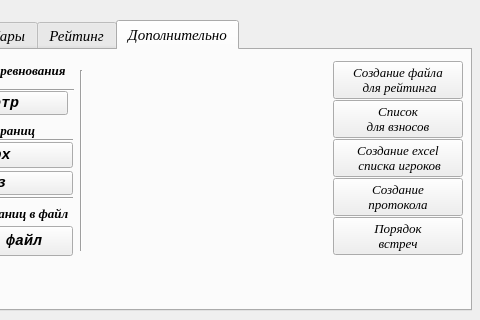
Before: the Qt Designer form UI/main_window.ui in Kaspar0810/Competitions_TT_v5, drawn with Qt 5; both pictures show x 629 to 1109 and y 0 to 320 of the 1109 by 738 pixel window.
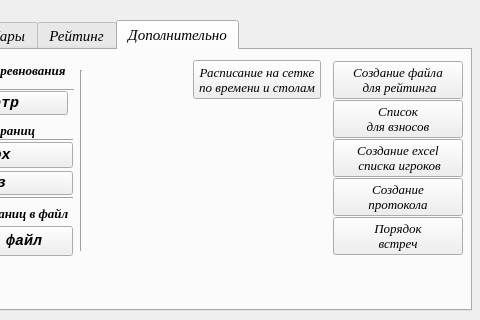
After: the same form once the commit is applied. The open tabs and pages were chosen to show the change. Icons and pictures are not drawn.

```diff
--- a/UI/main_window.ui
+++ b/UI/main_window.ui
@@ -4515,6 +4515,39 @@
        </item>
       </layout>
      </widget>
+     <widget class="QPushButton" name="Button_made_schedule">
+      <property name="geometry">
+       <rect>
+        <x>560</x>
+        <y>10</y>
+        <width>128</width>
+        <height>39</height>
+       </rect>
+      </property>
+      <property name="font">
+       <font>
+        <family>Times New Roman</family>
+        <pointsize>10</pointsize>
+        <italic>true</italic>
+       </font>
+      </property>
+      <property name="text">
+       <string>Расписание на сетке
+по времени и столам</string>
+      </property>
+      <property name="shortcut">
+       <string/>
+      </property>
+      <property name="autoRepeat">
+       <bool>false</bool>
+      </property>
+      <property name="default">
+       <bool>false</bool>
+      </property>
+      <property name="flat">
+       <bool>false</bool>
+      </property>
+     </widget>
     </widget>
    </widget>
    <widget class="QToolBox" name="toolBox">
```
Left out of the diff: 24 changed lines with no effect on the pictures.
